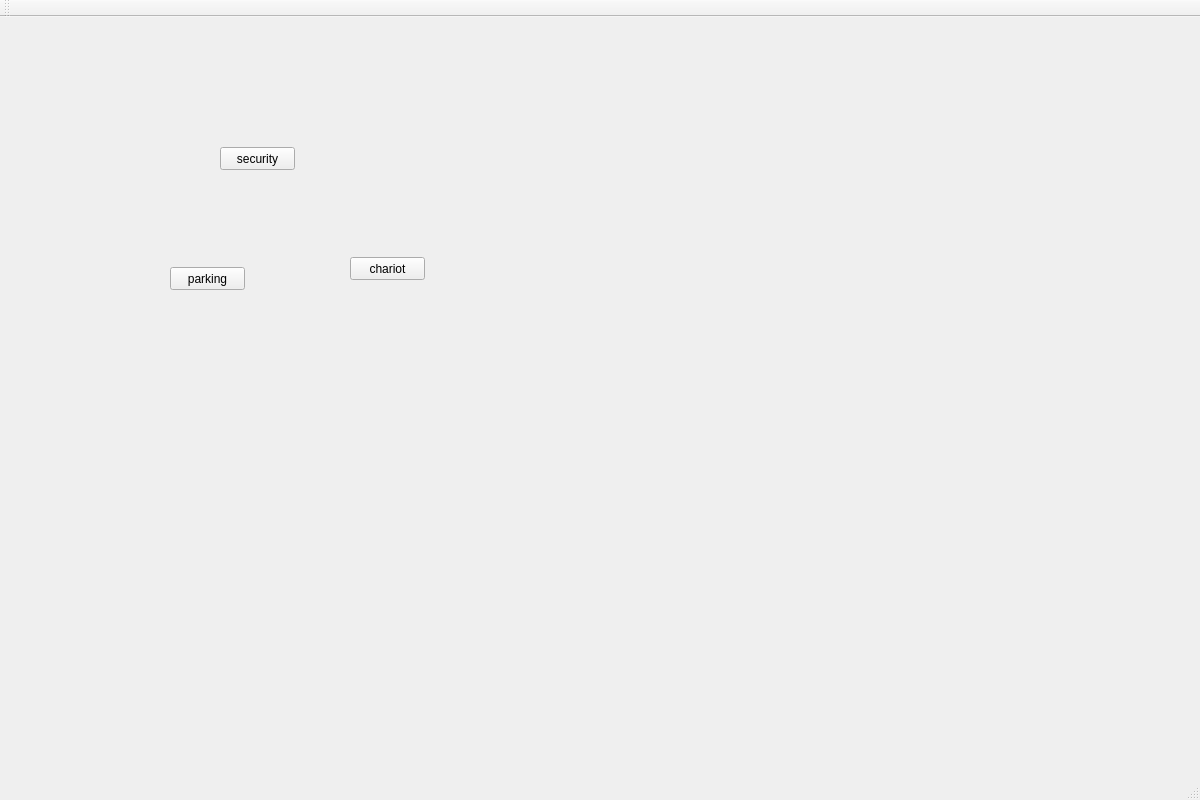
Qt form projet_smarket2/smarket.ui (abdouuhd123/zink2) before a commit.
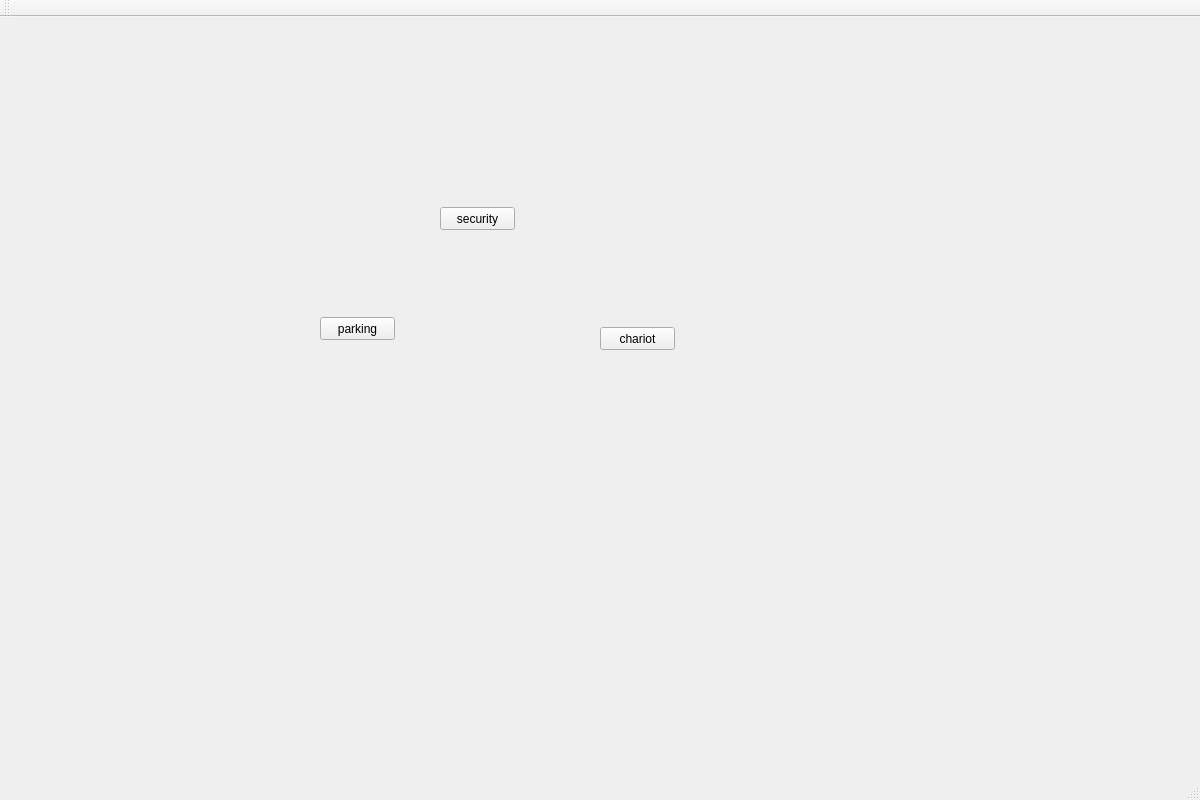
The same form after that commit. Icons and pictures are not drawn.

```diff
--- a/projet_smarket2/smarket.ui
+++ b/projet_smarket2/smarket.ui
@@ -17,8 +17,8 @@
    <widget class="QPushButton" name="pushButton">
     <property name="geometry">
      <rect>
-      <x>220</x>
-      <y>130</y>
+      <x>440</x>
+      <y>190</y>
       <width>75</width>
       <height>23</height>
      </rect>
@@ -30,8 +30,8 @@
    <widget class="QPushButton" name="pushButton_2">
     <property name="geometry">
      <rect>
-      <x>170</x>
-      <y>250</y>
+      <x>320</x>
+      <y>300</y>
       <width>75</width>
       <height>23</height>
      </rect>
@@ -43,8 +43,8 @@
    <widget class="QPushButton" name="pushButton_3">
     <property name="geometry">
      <rect>
-      <x>350</x>
-      <y>240</y>
+      <x>600</x>
+      <y>310</y>
       <width>75</width>
       <height>23</height>
      </rect>
@@ -53,6 +53,26 @@
      <string>chariot</string>
     </property>
    </widget>
+   <widget class="QLabel" name="label">
+    <property name="geometry">
+     <rect>
+      <x>20</x>
+      <y>50</y>
+      <width>831</width>
+      <height>551</height>
+     </rect>
+    </property>
+    <property name="styleSheet">
+     <string notr="true">background-image: url(:/interface/beyaaa.png);</string>
+    </property>
+    <property name="text">
+     <string/>
+    </property>
+   </widget>
+   <zorder>label</zorder>
+   <zorder>pushButton</zorder>
+   <zorder>pushButton_2</zorder>
+   <zorder>pushButton_3</zorder>
   </widget>
   <widget class="QMenuBar" name="menuBar">
    <property name="geometry">
```
